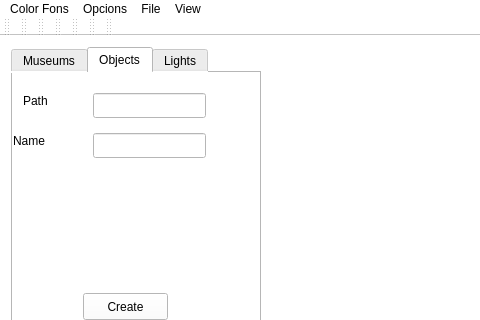
This is uigc2.ui in ertgumil/museum as Qt 5 draws it before an edit; both pictures show x 0 to 480 and y 0 to 320 of the 892 by 578 pixel window. The edited form follows.
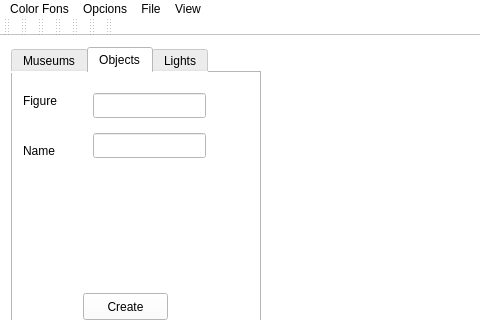
This is the edited form. Custom widgets are drawn as their Qt base class.

Patch:
```diff
--- a/uigc2.ui
+++ b/uigc2.ui
@@ -98,7 +98,7 @@
            </rect>
           </property>
           <property name="text">
-           <string>Path</string>
+           <string>Figure</string>
           </property>
          </widget>
          <widget class="QLineEdit" name="nameEdit">
@@ -114,8 +114,8 @@
          <widget class="QLabel" name="nameLabel">
           <property name="geometry">
            <rect>
-            <x>0</x>
-            <y>60</y>
+            <x>10</x>
+            <y>70</y>
             <width>58</width>
             <height>15</height>
            </rect>
```
Left out of the diff: 2 changed lines with no effect on the pictures.
